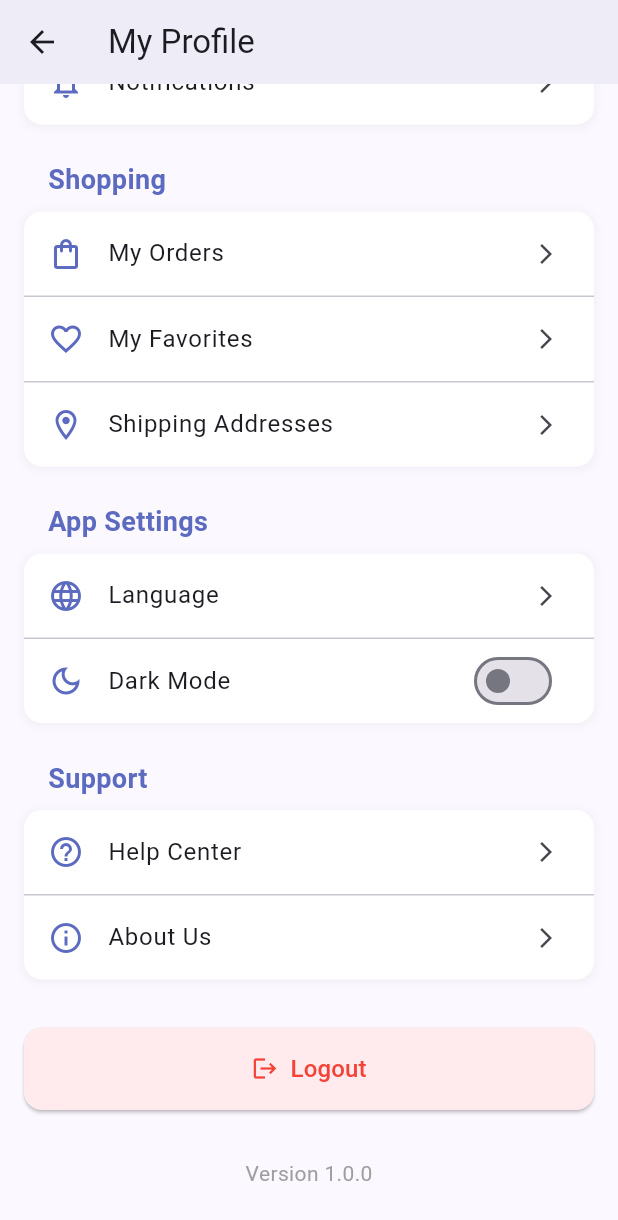
After one commit to omar4ever2/petbuddy, a Flutter app: the ProfilePage screen opened directly, scrolled down 453 dp, after a tap on "Notifications", on a phone screen of 412 x 824 dp. The commit adds this screen. Shown: the top 1220 px of the screen. Run offline on Flutter 3.47's test engine with Material 3 defaults, Android fonts, the phone set to English and light mode, and no system bars; our stand-ins replace flutter_dotenv, supabase_flutter; accounts and stored records are empty; network calls fail; Roboto replaces fonts that are missing (Poppins).

Commit message:
Add profile page and update bottom navigation bar
- Integrate ProfilePage into the home page's bottom navigation
- Modify bottom navigation bar styling and layout
- Add navigation to profile page when the profile icon is tapped
- Remove hardcoded white background color and adjust border radius

```diff
--- a/lib/screens/home_page.dart
+++ b/lib/screens/home_page.dart
@@ -7,6 +7,7 @@ import '../screens/cart_page.dart';
 import '../screens/categories_page.dart';
 import '../screens/favorites_page.dart';
 import '../screens/search_page.dart';
+import '../screens/profile_page.dart';
 
 class HomePage extends StatelessWidget {
   const HomePage({Key? key}) : super(key: key);
@@ -339,7 +340,6 @@ class HomePage extends StatelessWidget {
     return Builder(
       builder: (context) => Container(
         decoration: BoxDecoration(
-          color: Colors.white,
           boxShadow: [
             BoxShadow(
               color: Colors.grey.withOpacity(0.1),
@@ -350,8 +350,12 @@ class HomePage extends StatelessWidget {
           ],
         ),
         child: ClipRRect(
-          borderRadius: const BorderRadius.vertical(top: Radius.circular(20)),
+          borderRadius: const BorderRadius.only(
+            topLeft: Radius.circular(20),
+            topRight: Radius.circular(20),
+          ),
           child: BottomNavigationBar(
+            backgroundColor: Colors.white,
             selectedItemColor: const Color(0xFF5C6BC0),
             unselectedItemColor: Colors.grey,
             showUnselectedLabels: true,
@@ -390,6 +394,11 @@ class HomePage extends StatelessWidget {
                   context,
                   MaterialPageRoute(builder: (context) => const FavoritesPage()),
                 );
+              } else if (index == 3) {
+                Navigator.push(
+                  context,
+                  MaterialPageRoute(builder: (context) => const ProfilePage()),
+                );
               }
             },
           ),
--- /dev/null
+++ b/lib/screens/profile_page.dart
@@ -0,0 +1,312 @@
+import 'package:flutter/material.dart';
+import 'package:provider/provider.dart';
+import '../services/supabase_service.dart';
+import 'login_screen.dart';
+
+class ProfilePage extends StatefulWidget {
+  const ProfilePage({Key? key}) : super(key: key);
+
+  @override
+  State<ProfilePage> createState() => _ProfilePageState();
+}
+
+class _ProfilePageState extends State<ProfilePage> {
+  bool _isLoading = false;
+
+  Future<void> _logout() async {
+    setState(() {
+      _isLoading = true;
+    });
+
+    try {
+      final supabaseService = Provider.of<SupabaseService>(context, listen: false);
+      await supabaseService.signOut();
+
+      if (mounted) {
+        Navigator.of(context).pushAndRemoveUntil(
+          MaterialPageRoute(builder: (_) => const LoginScreen()),
+          (route) => false,
+        );
+      }
+    } catch (e) {
+      ScaffoldMessenger.of(context).showSnackBar(
+        SnackBar(content: Text('Error logging out: ${e.toString()}')),
+      );
+    } finally {
+      if (mounted) {
+        setState(() {
+          _isLoading = false;
+        });
+      }
+    }
+  }
+
+  @override
+  Widget build(BuildContext context) {
+    final supabaseService = Provider.of<SupabaseService>(context);
+    final user = supabaseService.currentUser;
+    final email = user?.email ?? 'No email available';
+    final username = user?.userMetadata?['username'] as String? ?? 'Pet Lover';
+
+    return Scaffold(
+      appBar: AppBar(
+        title: const Text('My Profile'),
+      ),
+      body: SingleChildScrollView(
+        child: Padding(
+          padding: const EdgeInsets.all(16.0),
+          child: Column(
+            crossAxisAlignment: CrossAxisAlignment.center,
+            children: [
+              const SizedBox(height: 20),
+              // Profile picture
+              CircleAvatar(
+                radius: 60,
+                backgroundColor: const Color(0xFF5C6BC0).withOpacity(0.2),
+                child: const Icon(
+                  Icons.person,
+                  size: 60,
+                  color: Color(0xFF5C6BC0),
+                ),
+              ),
+              const SizedBox(height: 16),
+              // Username
+              Text(
+                username,
+                style: const TextStyle(
+                  fontSize: 24,
+                  fontWeight: FontWeight.bold,
+                ),
+              ),
+              const SizedBox(height: 8),
+              // Email
+              Text(
+                email,
+                style: TextStyle(
+                  fontSize: 16,
+                  color: Colors.grey[600],
+                ),
+              ),
+              const SizedBox(height: 32),
+              // Profile sections
+              _buildProfileSection(
+                title: 'Account Information',
+                items: [
+                  ProfileMenuItem(
+                    icon: Icons.person_outline,
+                    title: 'Edit Profile',
+                    onTap: () {
+                      // Navigate to edit profile screen
+                    },
+                  ),
+                  ProfileMenuItem(
+                    icon: Icons.lock_outline,
+                    title: 'Change Password',
+                    onTap: () {
+                      // Navigate to change password screen
+                    },
+                  ),
+                  ProfileMenuItem(
+                    icon: Icons.notifications_outlined,
+                    title: 'Notifications',
+                    onTap: () {
+                      // Navigate to notifications settings
+                    },
+                  ),
+                ],
+              ),
+              const SizedBox(height: 16),
+              _buildProfileSection(
+                title: 'Shopping',
+                items: [
+                  ProfileMenuItem(
+                    icon: Icons.shopping_bag_outlined,
+                    title: 'My Orders',
+                    onTap: () {
+                      // Navigate to orders screen
+                    },
+                  ),
+                  ProfileMenuItem(
+                    icon: Icons.favorite_border,
+                    title: 'My Favorites',
+                    onTap: () {
+                      // Navigate to favorites screen
+                    },
+                  ),
+                  ProfileMenuItem(
+                    icon: Icons.location_on_outlined,
+                    title: 'Shipping Addresses',
+                    onTap: () {
+                      // Navigate to addresses screen
+                    },
+                  ),
+                ],
+              ),
+              const SizedBox(height: 16),
+              _buildProfileSection(
+                title: 'App Settings',
+                items: [
+                  ProfileMenuItem(
+                    icon: Icons.language,
+                    title: 'Language',
+                    onTap: () {
+                      // Navigate to language settings
+                    },
+                  ),
+                  ProfileMenuItem(
+                    icon: Icons.dark_mode_outlined,
+                    title: 'Dark Mode',
+                    onTap: () {
+                      // Toggle dark mode
+                    },
+                    trailing: Switch(
+                      value: false, // Get from theme provider
+                      onChanged: (value) {
+                        // Update theme
+                      },
+                      activeColor: const Color(0xFF5C6BC0),
+                    ),
+                  ),
+                ],
+              ),
+              const SizedBox(height: 16),
+              _buildProfileSection(
+                title: 'Support',
+                items: [
+                  ProfileMenuItem(
+                    icon: Icons.help_outline,
+                    title: 'Help Center',
+                    onTap: () {
+                      // Navigate to help center
+                    },
+                  ),
+                  ProfileMenuItem(
+                    icon: Icons.info_outline,
+                    title: 'About Us',
+                    onTap: () {
+                      // Navigate to about screen
+                    },
+                  ),
+                ],
+              ),
+              const SizedBox(height: 32),
+              // Logout button
+              SizedBox(
+                width: double.infinity,
+                child: ElevatedButton(
+                  onPressed: _isLoading ? null : _logout,
+                  style: ElevatedButton.styleFrom(
+                    backgroundColor: Colors.red.shade50,
+                    foregroundColor: Colors.red,
+                    padding: const EdgeInsets.symmetric(vertical: 16),
+                    shape: RoundedRectangleBorder(
+                      borderRadius: BorderRadius.circular(12),
+                    ),
+                  ),
+                  child: _isLoading
+                      ? const SizedBox(
+                          height: 20,
+                          width: 20,
+                          child: CircularProgressIndicator(
+                            strokeWidth: 2,
+                            color: Colors.red,
+                          ),
+                        )
+                      : const Row(
+                          mainAxisAlignment: MainAxisAlignment.center,
+                          children: [
+                            Icon(Icons.logout),
+                            SizedBox(width: 8),
+                            Text(
+                              'Logout',
+                              style: TextStyle(fontSize: 16),
+                            ),
+                          ],
+                        ),
+                ),
+              ),
+              const SizedBox(height: 32),
+              // App version
+              Text(
+                'Version 1.0.0',
+                style: TextStyle(
+                  fontSize: 14,
+                  color: Colors.grey[500],
+                ),
+              ),
+              const SizedBox(height: 16),
+            ],
+          ),
+        ),
+      ),
+    );
+  }
+
+  Widget _buildProfileSection({
+    required String title,
+    required List<ProfileMenuItem> items,
+  }) {
+    return Column(
+      crossAxisAlignment: CrossAxisAlignment.start,
+      children: [
+        Padding(
+          padding: const EdgeInsets.symmetric(horizontal: 16, vertical: 8),
+          child: Text(
+            title,
+            style: const TextStyle(
+              fontSize: 18,
+              fontWeight: FontWeight.bold,
+              color: Color(0xFF5C6BC0),
+            ),
+          ),
+        ),
+        Container(
+          decoration: BoxDecoration(
+            color: Colors.white,
+            borderRadius: BorderRadius.circular(12),
+            boxShadow: [
+              BoxShadow(
+                color: Colors.grey.withOpacity(0.1),
+                spreadRadius: 1,
+                blurRadius: 4,
+                offset: const Offset(0, 1),
+              ),
+            ],
+          ),
+          child: ListView.separated(
+            physics: const NeverScrollableScrollPhysics(),
+            shrinkWrap: true,
+            itemCount: items.length,
+            separatorBuilder: (context, index) => const Divider(height: 1),
+            itemBuilder: (context, index) => items[index],
+          ),
+        ),
+      ],
+    );
+  }
+}
+
+class ProfileMenuItem extends StatelessWidget {
+  final IconData icon;
+  final String title;
+  final VoidCallback onTap;
+  final Widget? trailing;
+
+  const ProfileMenuItem({
+    Key? key,
+    required this.icon,
+    required this.title,
+    required this.onTap,
+    this.trailing,
+  }) : super(key: key);
+
+  @override
+  Widget build(BuildContext context) {
+    return ListTile(
+      leading: Icon(icon, color: const Color(0xFF5C6BC0)),
+      title: Text(title),
+      trailing: trailing ?? const Icon(Icons.arrow_forward_ios, size: 16),
+      onTap: onTap,
+    );
+  }
+}
```
